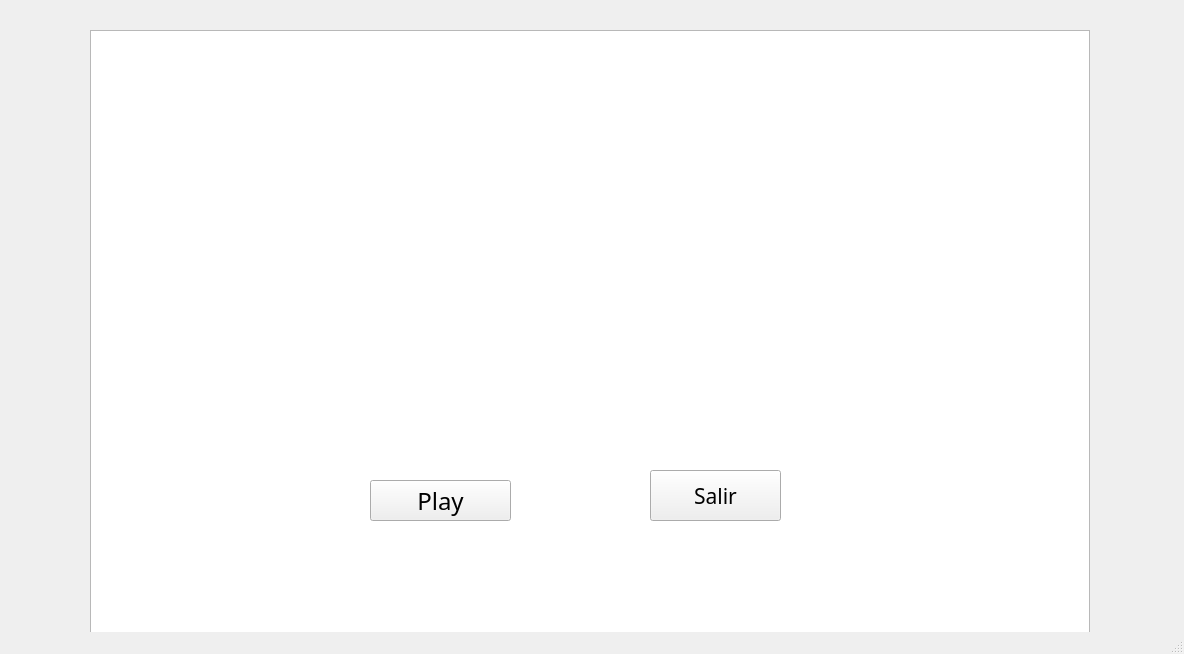
Above: Juegop/mainwindow.ui from pablomunoz24/proyectofinal before the change. Below: the same form after it.
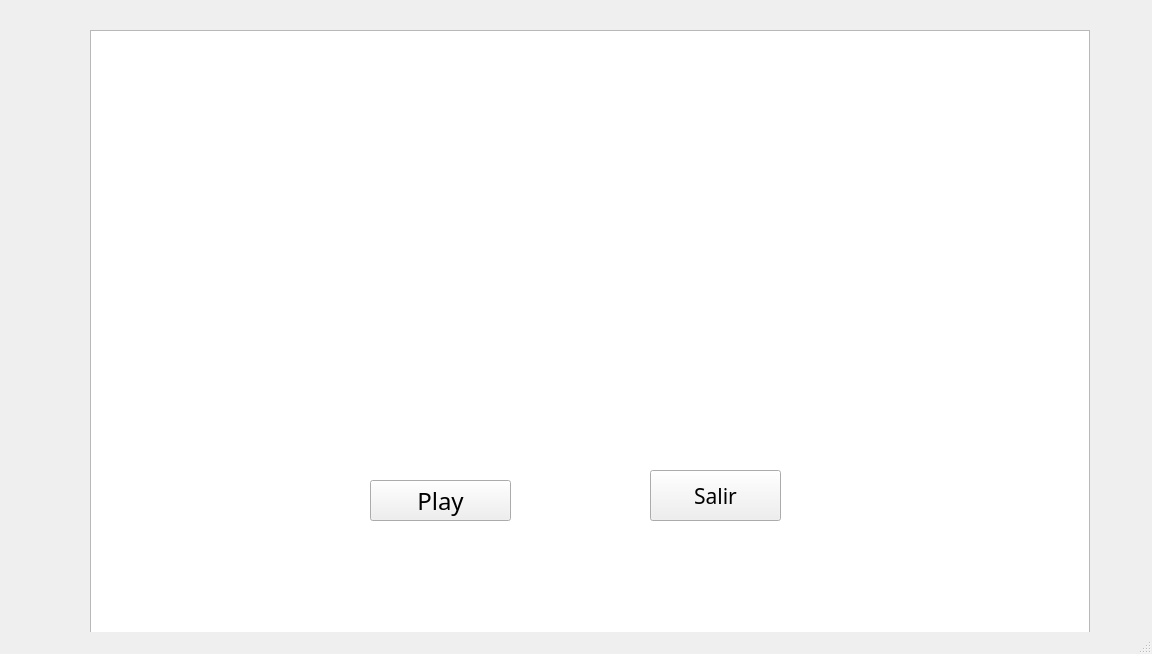
That is the form after the change.

```diff
--- a/Juegop/mainwindow.ui
+++ b/Juegop/mainwindow.ui
@@ -6,7 +6,7 @@
    <rect>
     <x>0</x>
     <y>0</y>
-    <width>1184</width>
+    <width>1152</width>
     <height>654</height>
    </rect>
   </property>
```
Left out of the diff: 2 changed lines with no effect on the pictures.
